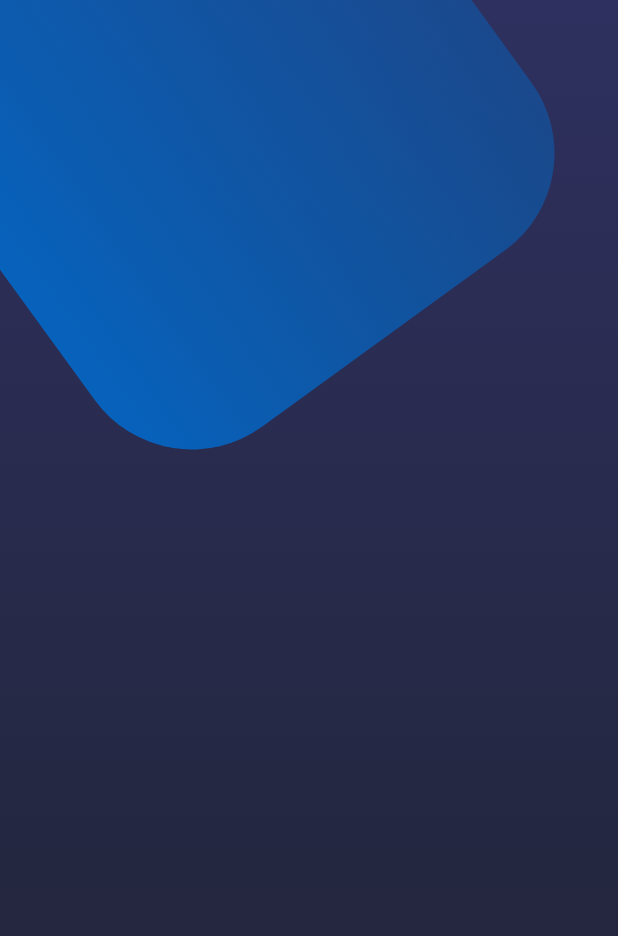
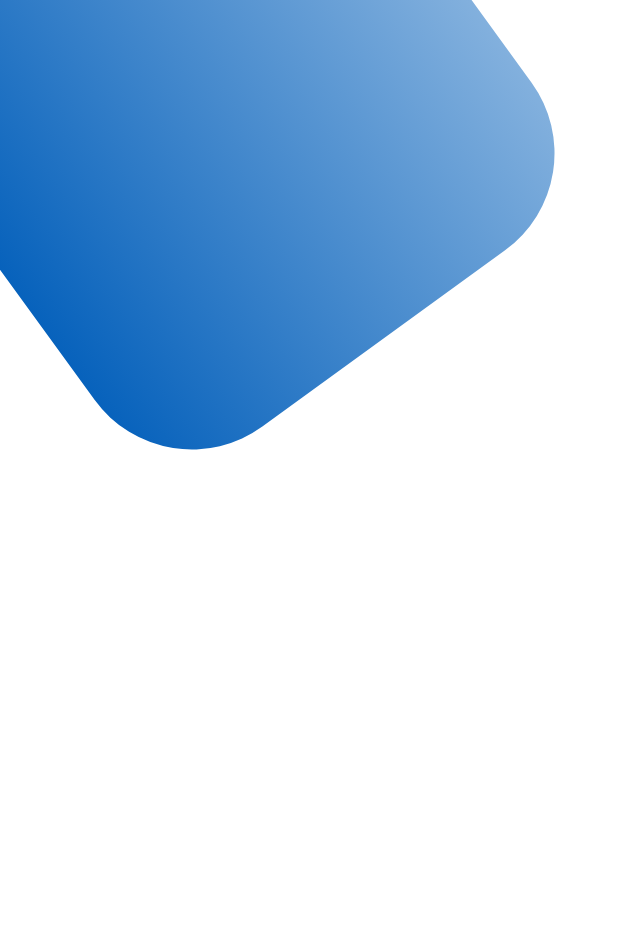
Before and after one commit to Viqui-Alaro/registroFacturas, a Flutter app: the HomeScreen screen opened by its route, on a phone screen of 412 x 824 dp. Shown: the top 936 px of the screen. Run offline on Flutter 3.47's test engine with Material 2 defaults, Android fonts, the light colour scheme and no system bars.

Commit message:
cambio de colores

```diff
--- a/lib/widgets/background_home.dart
+++ b/lib/widgets/background_home.dart
@@ -9,8 +9,8 @@ class Background extends StatelessWidget {
           begin: Alignment.topCenter,
           end: Alignment.bottomCenter,
           colors: [
-            Color(0xff2E305F),
-            Color(0xff202333)
+            Color(0xFFFFFFFF),
+            Color(0xFFFFFFFF)
           ]
         )
       );
```
